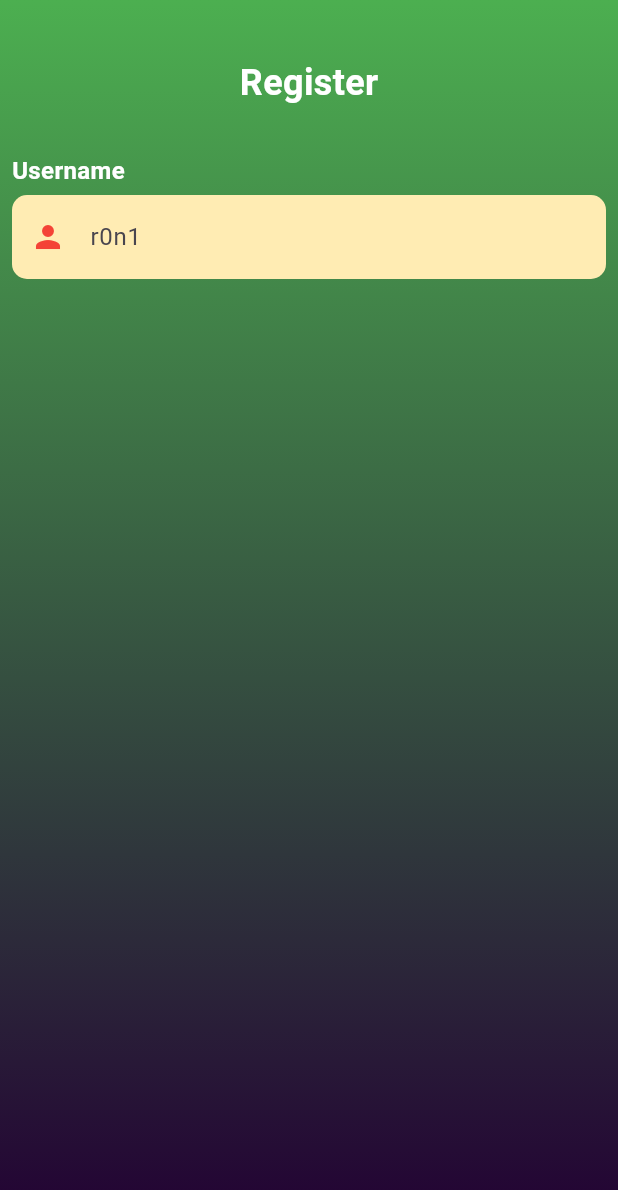
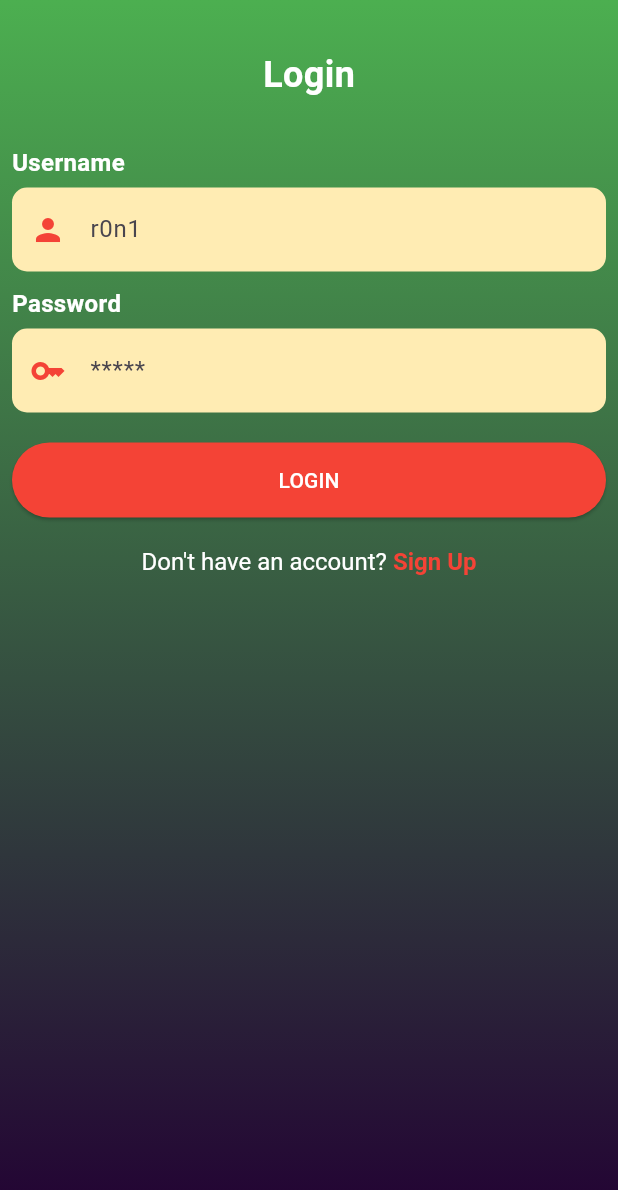
Before and after one commit to r0n1-putr4/Flutter-Project-TKOM, a Flutter app: the screen it shows after launch, on a phone screen of 412 x 824 dp. Shown: the top 1190 px of the screen. Run offline on Flutter 3.47's test engine with Material 3 defaults, Android fonts, the light colour scheme and no system bars.

Commit message:
Update Code

```diff
--- a/lib/main.dart
+++ b/lib/main.dart
@@ -1,4 +1,6 @@
 import 'package:flutter/material.dart';
+import 'package:flutter_project_tkom/pages/login_page.dart';
+import 'package:flutter_project_tkom/pages/register_page.dart';
 import 'package:flutter_project_tkom/pages/splash_screen_page.dart';
 
 void main() {
@@ -17,7 +19,7 @@ class MyApp extends StatelessWidget {
       theme: ThemeData(
       colorScheme: ColorScheme.fromSeed(seedColor: Colors.deepPurple),
       ),
-      home: const SplashScreenPage(),
+      home: const LoginPage(),
     );
   }
 }
--- /dev/null
+++ b/lib/pages/login_page.dart
@@ -0,0 +1,119 @@
+import 'package:flutter/gestures.dart';
+import 'package:flutter/material.dart';
+import 'package:flutter_project_tkom/pages/register_page.dart';
+
+import '../utils/costume_button.dart';
+import '../utils/costume_input.dart';
+
+class LoginPage extends StatefulWidget {
+  const LoginPage({super.key});
+
+  @override
+  State<LoginPage> createState() => _LoginPageState();
+}
+
+class _LoginPageState extends State<LoginPage> {
+  final _formKey = GlobalKey<FormState>();
+  var username = TextEditingController();
+  var password = TextEditingController();
+  bool isLoading = false;
+
+  @override
+  Widget build(BuildContext context) {
+    return Scaffold(
+      body: Container(
+        width: double.infinity,
+        height: double.infinity,
+        decoration: const BoxDecoration(
+          gradient: LinearGradient(
+            begin: Alignment.topCenter,
+            end: Alignment.bottomCenter,
+            colors: [Colors.green, Color(0xFF220033)],
+          ),
+        ),
+        child: SingleChildScrollView(
+          child: Padding(
+            padding: const EdgeInsets.all(8.0),
+            child: Form(
+              key: _formKey,
+              child: Column(
+                children: [
+                  SizedBox(height: 25),
+                  Text(
+                    "Login",
+                    style: TextStyle(
+                      fontSize: 24,
+                      color: Colors.white,
+                      fontWeight: FontWeight.bold,
+                    ),
+                  ),
+                  SizedBox(height: 30),
+                  CostumeInput(
+                    label: "Username",
+                    textEditingController: username,
+                    icon: Icons.person,
+                    textHint: "r0n1",
+                    textInputType: TextInputType.text,
+                  ),
+                  SizedBox(height: 10),
+                  CostumeInput(
+                    label: "Password",
+                    textEditingController: password,
+                    obscureText: true,
+                    icon: Icons.key,
+                    textHint: "*****",
+                    textInputType: TextInputType.text,
+                  ),
+                  SizedBox(height: 20),
+                  Center(
+                    child:
+                        isLoading
+                            ? CircularProgressIndicator()
+                            : CostumeButton(
+                              bgColor: Colors.red,
+                              labelButton: "LOGIN",
+                              onPressed: () {
+                                setState(() {
+                                  if (_formKey.currentState!.validate()) {
+                                    //  _login();
+                                  }
+                                });
+                              },
+                              labelColor: Colors.white,
+                            ),
+                  ),
+                  SizedBox(height: 20),
+                  RichText(
+                    text: TextSpan(
+                      text: "Don't have an account? ",
+                      style: TextStyle(color: Colors.white, fontSize: 16),
+                      children: [
+                        TextSpan(
+                          text: "Sign Up",
+                          style: TextStyle(
+                            color: Colors.red,
+                            fontWeight: FontWeight.bold,
+                          ),
+                          recognizer:
+                              TapGestureRecognizer()
+                                ..onTap = () {
+                                  Navigator.push(
+                                    context,
+                                    MaterialPageRoute(
+                                      builder: (_) => const RegisterPage(),
+                                    ),
+                                  );
+                                },
+                        ),
+                      ],
+                    ),
+                  ),
+                ],
+              ),
+            ),
+          ),
+        ),
+      ),
+    );
+  }
+}
--- /dev/null
+++ b/lib/utils/costume_button.dart
@@ -0,0 +1,33 @@
+import 'package:flutter/material.dart';
+
+class CostumeButton extends StatelessWidget {
+  final Color bgColor;
+  final String labelButton;
+  final VoidCallback onPressed;
+  final Color labelColor;
+  final double sizeButton;
+
+
+  const CostumeButton({
+    super.key,
+    required this.bgColor,
+    required this.labelButton,
+    required this.onPressed,
+    required this.labelColor,
+    this.sizeButton = 1.0
+  });
+
+  @override
+  Widget build(BuildContext context) {
+    return ElevatedButton(
+      style: ElevatedButton.styleFrom(
+        minimumSize: Size(MediaQuery.of(context).size.width * sizeButton, 50),
+        backgroundColor: bgColor,
+      ),
+      onPressed: () {
+        onPressed.call();
+      },
+      child: Text(labelButton, style: TextStyle(color: labelColor)),
+    );
+  }
+}
```
Also changed, not shown: lib/pages/home_page.dart (added).
